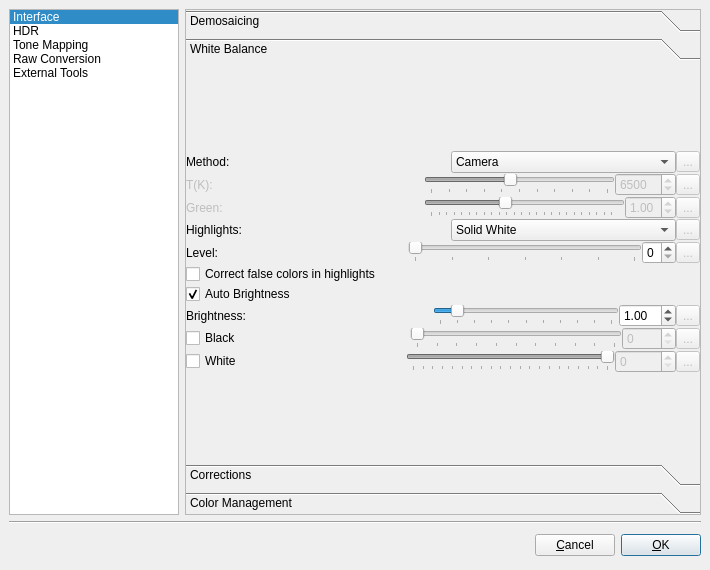
Qt form forms/PreferencesDialog.ui (LuminanceHDR/LuminanceHDR) before a commit.
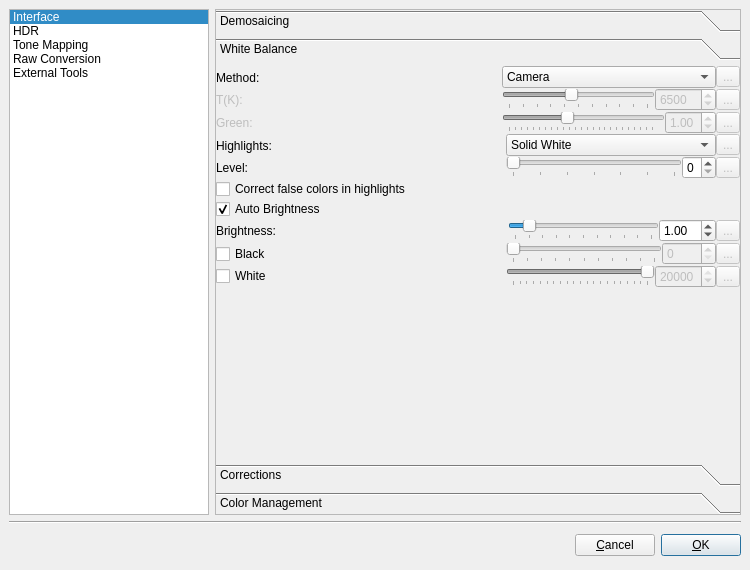
The same form after that commit. The open tabs and pages were chosen to show the change. Icons and pictures are not drawn.

Commit message: Better looking Panel and Dialog

```diff
--- a/forms/PreferencesDialog.ui
+++ b/forms/PreferencesDialog.ui
@@ -6,7 +6,7 @@
    <rect>
     <x>0</x>
     <y>0</y>
-    <width>710</width>
+    <width>750</width>
     <height>570</height>
    </rect>
   </property>
@@ -18,13 +18,13 @@
   </property>
   <property name="minimumSize">
    <size>
-    <width>710</width>
+    <width>750</width>
     <height>570</height>
    </size>
   </property>
   <property name="maximumSize">
    <size>
-    <width>710</width>
+    <width>750</width>
     <height>570</height>
    </size>
   </property>
@@ -66,7 +66,7 @@
        </property>
        <property name="maximumSize">
         <size>
-         <width>170</width>
+         <width>200</width>
          <height>16777215</height>
         </size>
        </property>
@@ -969,8 +969,8 @@
              <rect>
               <x>0</x>
               <y>0</y>
-              <width>471</width>
-              <height>326</height>
+              <width>498</width>
+              <height>356</height>
              </rect>
             </property>
             <attribute name="label">
@@ -978,9 +978,11 @@
             </attribute>
             <layout class="QGridLayout" name="gridLayout_3">
              <item row="0" column="0">
-              <layout class="QVBoxLayout" name="verticalLayout_4">
+              <layout class="QVBoxLayout" name="verticalLayout_13">
                <item>
-                <layout class="QHBoxLayout" name="horizontalLayout_3">
+                <layout class="QHBoxLayout" name="horizontalLayout_19">
+                 <item>
+                  <layout class="QVBoxLayout" name="verticalLayout_8">
                  <item>
                   <widget class="QLabel" name="label_3">
                    <property name="text">
@@ -989,12 +991,34 @@
                   </widget>
                  </item>
                  <item>
+                    <widget class="QLabel" name="TK_label">
+                     <property name="enabled">
+                      <bool>false</bool>
+                     </property>
+                     <property name="text">
+                      <string>T(K):      </string>
+                     </property>
+                    </widget>
+                   </item>
+                   <item>
+                    <widget class="QLabel" name="green_label">
+                     <property name="enabled">
+                      <bool>false</bool>
+                     </property>
+                     <property name="text">
+                      <string>Green:</string>
+                     </property>
+                    </widget>
+                   </item>
+                  </layout>
+                 </item>
+                 <item>
                   <spacer name="horizontalSpacer_3">
                    <property name="orientation">
                     <enum>Qt::Horizontal</enum>
                    </property>
                    <property name="sizeType">
-                    <enum>QSizePolicy::Preferred</enum>
+                    <enum>QSizePolicy::MinimumExpanding</enum>
                    </property>
                    <property name="sizeHint" stdset="0">
                     <size>
@@ -1004,6 +1028,10 @@
                    </property>
                   </spacer>
                  </item>
+                 <item>
+                  <layout class="QVBoxLayout" name="verticalLayout_4">
+                   <item>
+                    <layout class="QHBoxLayout" name="horizontalLayout_3">
                  <item>
                   <widget class="QComboBox" name="wb_method_comboBox">
                    <property name="toolTip">
@@ -1061,29 +1089,6 @@
                </item>
                <item>
                 <layout class="QHBoxLayout" name="horizontalLayout_5">
-                 <item>
-                  <widget class="QLabel" name="TK_label">
-                   <property name="enabled">
-                    <bool>false</bool>
-                   </property>
-                   <property name="text">
-                    <string>T(K):      </string>
-                   </property>
-                  </widget>
-                 </item>
-                 <item>
-                  <spacer name="horizontalSpacer_6">
-                   <property name="orientation">
-                    <enum>Qt::Horizontal</enum>
-                   </property>
-                   <property name="sizeHint" stdset="0">
-                    <size>
-                     <width>40</width>
-                     <height>20</height>
-                    </size>
-                   </property>
-                  </spacer>
-                 </item>
                  <item>
                   <widget class="QSlider" name="TK_horizontalSlider">
                    <property name="enabled">
@@ -1157,29 +1162,6 @@
                </item>
                <item>
                 <layout class="QHBoxLayout" name="horizontalLayout_6">
-                 <item>
-                  <widget class="QLabel" name="green_label">
-                   <property name="enabled">
-                    <bool>false</bool>
-                   </property>
-                   <property name="text">
-                    <string>Green:</string>
-                   </property>
-                  </widget>
-                 </item>
-                 <item>
-                  <spacer name="horizontalSpacer_7">
-                   <property name="orientation">
-                    <enum>Qt::Horizontal</enum>
-                   </property>
-                   <property name="sizeHint" stdset="0">
-                    <size>
-                     <width>40</width>
-                     <height>20</height>
-                    </size>
-                   </property>
-                  </spacer>
-                 </item>
                  <item>
                   <widget class="QSlider" name="green_horizontalSlider">
                    <property name="enabled">
@@ -1246,8 +1228,14 @@
                  </item>
                 </layout>
                </item>
+                  </layout>
+                 </item>
+                </layout>
+               </item>
                <item>
-                <layout class="QHBoxLayout" name="horizontalLayout_4">
+                <layout class="QHBoxLayout" name="horizontalLayout_20">
+                 <item>
+                  <layout class="QVBoxLayout" name="verticalLayout_10">
                  <item>
                   <widget class="QLabel" name="label_6">
                    <property name="text">
@@ -1256,12 +1244,21 @@
                   </widget>
                  </item>
                  <item>
+                    <widget class="QLabel" name="label_7">
+                     <property name="text">
+                      <string>Level:</string>
+                     </property>
+                    </widget>
+                   </item>
+                  </layout>
+                 </item>
+                 <item>
                   <spacer name="horizontalSpacer_4">
                    <property name="orientation">
                     <enum>Qt::Horizontal</enum>
                    </property>
                    <property name="sizeType">
-                    <enum>QSizePolicy::Preferred</enum>
+                    <enum>QSizePolicy::MinimumExpanding</enum>
                    </property>
                    <property name="sizeHint" stdset="0">
                     <size>
@@ -1271,6 +1268,10 @@
                    </property>
                   </spacer>
                  </item>
+                 <item>
+                  <layout class="QVBoxLayout" name="verticalLayout_9">
+                   <item>
+                    <layout class="QHBoxLayout" name="horizontalLayout_7">
                  <item>
                   <widget class="QComboBox" name="highlights_comboBox">
                    <property name="toolTip">
@@ -1324,30 +1325,7 @@
                 </layout>
                </item>
                <item>
-                <layout class="QHBoxLayout" name="horizontalLayout_7">
-                 <item>
-                  <widget class="QLabel" name="label_7">
-                   <property name="text">
-                    <string>Level:</string>
-                   </property>
-                  </widget>
-                 </item>
-                 <item>
-                  <spacer name="horizontalSpacer_5">
-                   <property name="orientation">
-                    <enum>Qt::Horizontal</enum>
-                   </property>
-                   <property name="sizeType">
-                    <enum>QSizePolicy::Fixed</enum>
-                   </property>
-                   <property name="sizeHint" stdset="0">
-                    <size>
-                     <width>190</width>
-                     <height>20</height>
-                    </size>
-                   </property>
-                  </spacer>
-                 </item>
+                    <layout class="QHBoxLayout" name="horizontalLayout_4">
                  <item>
                   <widget class="QSlider" name="level_horizontalSlider">
                    <property name="maximum">
@@ -1398,6 +1376,10 @@
                  </item>
                 </layout>
                </item>
+                  </layout>
+                 </item>
+                </layout>
+               </item>
                <item>
                 <widget class="QCheckBox" name="false_colors_CB">
                  <property name="text">
@@ -1416,7 +1398,7 @@
                 </widget>
                </item>
                <item>
-                <layout class="QHBoxLayout" name="horizontalLayout_8">
+                <layout class="QHBoxLayout" name="horizontalLayout_21">
                  <item>
                   <widget class="QLabel" name="label_8">
                    <property name="text">
@@ -1429,6 +1411,9 @@
                    <property name="orientation">
                     <enum>Qt::Horizontal</enum>
                    </property>
+                   <property name="sizeType">
+                    <enum>QSizePolicy::MinimumExpanding</enum>
+                   </property>
                    <property name="sizeHint" stdset="0">
                     <size>
                      <width>40</width>
@@ -1437,6 +1422,8 @@
                    </property>
                   </spacer>
                  </item>
+                 <item>
+                  <layout class="QHBoxLayout" name="horizontalLayout_10">
                  <item>
                   <widget class="QSlider" name="brightness_horizontalSlider">
                    <property name="maximum">
@@ -1496,8 +1483,12 @@
                  </item>
                 </layout>
                </item>
+                </layout>
+               </item>
                <item>
-                <layout class="QHBoxLayout" name="horizontalLayout_9">
+                <layout class="QHBoxLayout" name="horizontalLayout_22">
+                 <item>
+                  <layout class="QVBoxLayout" name="verticalLayout_11">
                  <item>
                   <widget class="QCheckBox" name="use_black_CB">
                    <property name="toolTip">
@@ -1514,21 +1505,42 @@
                   </widget>
                  </item>
                  <item>
-                  <spacer name="horizontalSpacer_9">
+                    <widget class="QCheckBox" name="use_sat_CB">
+                     <property name="toolTip">
+                      <string>&lt;!DOCTYPE HTML PUBLIC &quot;-//W3C//DTD HTML 4.0//EN&quot; &quot;http://www.w3.org/TR/REC-html40/strict.dtd&quot;&gt;
+&lt;html&gt;&lt;head&gt;&lt;meta name=&quot;qrichtext&quot; content=&quot;1&quot; /&gt;&lt;style type=&quot;text/css&quot;&gt;
+p, li { white-space: pre-wrap; }
+&lt;/style&gt;&lt;/head&gt;&lt;body style=&quot; font-family:'Sans Serif'; font-size:10pt; font-weight:400; font-style:normal;&quot;&gt;
+&lt;p style=&quot; margin-top:0px; margin-bottom:0px; margin-left:0px; margin-right:0px; -qt-block-indent:0; text-indent:0px;&quot;&gt;&lt;span style=&quot; font-weight:600;&quot;&gt;White point&lt;/span&gt;&lt;/p&gt;
+&lt;p style=&quot; margin-top:0px; margin-bottom:0px; margin-left:0px; margin-right:0px; -qt-block-indent:0; text-indent:0px;&quot;&gt;Use a specific white point value to decode RAW pictures. If you set this option to off, the White Point value will be automatically computed.&lt;/p&gt;&lt;/body&gt;&lt;/html&gt;</string>
+                     </property>
+                     <property name="text">
+                      <string>White</string>
+                     </property>
+                    </widget>
+                   </item>
+                  </layout>
+                 </item>
+                 <item>
+                  <spacer name="horizontalSpacer">
                    <property name="orientation">
                     <enum>Qt::Horizontal</enum>
                    </property>
                    <property name="sizeType">
-                    <enum>QSizePolicy::Fixed</enum>
+                    <enum>QSizePolicy::MinimumExpanding</enum>
                    </property>
                    <property name="sizeHint" stdset="0">
                     <size>
-                     <width>168</width>
+                     <width>40</width>
                      <height>20</height>
                     </size>
                    </property>
                   </spacer>
                  </item>
+                 <item>
+                  <layout class="QVBoxLayout" name="verticalLayout_12">
+                   <item>
+                    <layout class="QHBoxLayout" name="horizontalLayout_9">
                  <item>
                   <widget class="QSlider" name="user_black_horizontalSlider">
                    <property name="enabled">
@@ -1586,38 +1598,7 @@
                 </layout>
                </item>
                <item>
-                <layout class="QHBoxLayout" name="horizontalLayout_10">
-                 <item>
-                  <widget class="QCheckBox" name="use_sat_CB">
-                   <property name="toolTip">
-                    <string>&lt;!DOCTYPE HTML PUBLIC &quot;-//W3C//DTD HTML 4.0//EN&quot; &quot;http://www.w3.org/TR/REC-html40/strict.dtd&quot;&gt;
-&lt;html&gt;&lt;head&gt;&lt;meta name=&quot;qrichtext&quot; content=&quot;1&quot; /&gt;&lt;style type=&quot;text/css&quot;&gt;
-p, li { white-space: pre-wrap; }
-&lt;/style&gt;&lt;/head&gt;&lt;body style=&quot; font-family:'Sans Serif'; font-size:10pt; font-weight:400; font-style:normal;&quot;&gt;
-&lt;p style=&quot; margin-top:0px; margin-bottom:0px; margin-left:0px; margin-right:0px; -qt-block-indent:0; text-indent:0px;&quot;&gt;&lt;span style=&quot; font-weight:600;&quot;&gt;White point&lt;/span&gt;&lt;/p&gt;
-&lt;p style=&quot; margin-top:0px; margin-bottom:0px; margin-left:0px; margin-right:0px; -qt-block-indent:0; text-indent:0px;&quot;&gt;Use a specific white point value to decode RAW pictures. If you set this option to off, the White Point value will be automatically computed.&lt;/p&gt;&lt;/body&gt;&lt;/html&gt;</string>
-                   </property>
-                   <property name="text">
-                    <string>White</string>
-                   </property>
-                  </widget>
-                 </item>
-                 <item>
-                  <spacer name="horizontalSpacer_10">
-                   <property name="orientation">
-                    <enum>Qt::Horizontal</enum>
-                   </property>
-                   <property name="sizeType">
-                    <enum>QSizePolicy::Fixed</enum>
-                   </property>
-                   <property name="sizeHint" stdset="0">
-                    <size>
-                     <width>164</width>
-                     <height>20</height>
-                    </size>
-                   </property>
-                  </spacer>
-                 </item>
+                    <layout class="QHBoxLayout" name="horizontalLayout_8">
                  <item>
                   <widget class="QSlider" name="user_sat_horizontalSlider">
                    <property name="enabled">
@@ -1662,6 +1643,9 @@
                    <property name="singleStep">
                     <number>100</number>
                    </property>
+                       <property name="value">
+                        <number>20000</number>
+                       </property>
                   </widget>
                  </item>
                  <item>
@@ -1683,6 +1667,23 @@
               </layout>
              </item>
             </layout>
+               </item>
+              </layout>
+             </item>
+             <item row="1" column="0">
+              <spacer name="verticalSpacer_4">
+               <property name="orientation">
+                <enum>Qt::Vertical</enum>
+               </property>
+               <property name="sizeHint" stdset="0">
+                <size>
+                 <width>20</width>
+                 <height>40</height>
+                </size>
+               </property>
+              </spacer>
+             </item>
+            </layout>
            </widget>
            <widget class="QWidget" name="page_4">
             <property name="geometry">
```
Left out of the diff: 130 changed lines with no effect on the pictures. Lines whose indentation alone changed are shown as unchanged. The commit also changes 1 other file.
